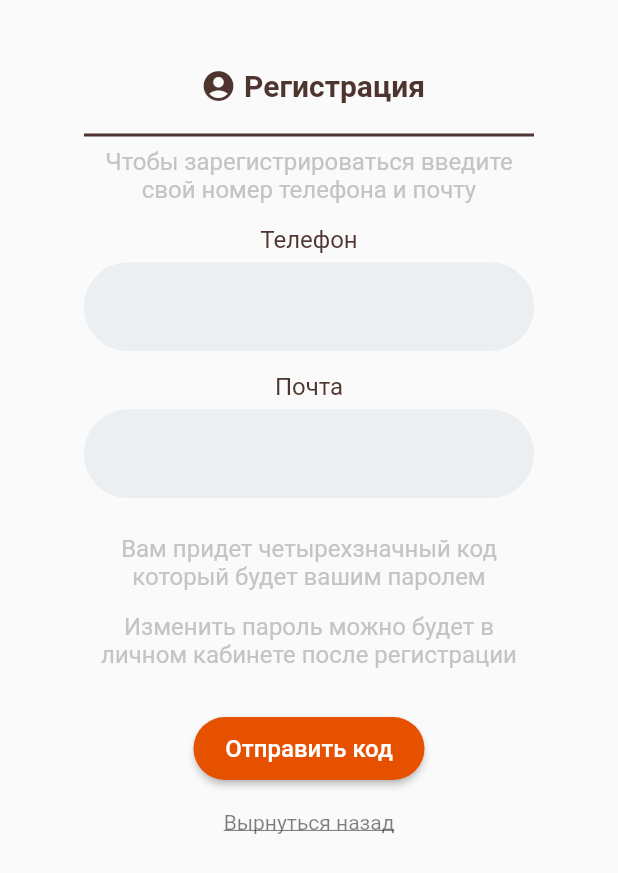
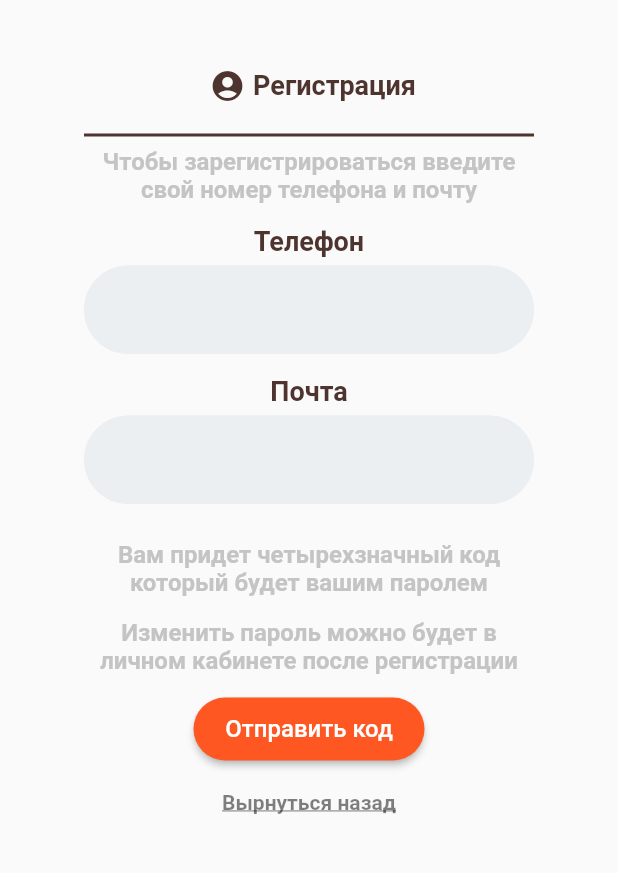
Before and after one commit to 1bemo/auth_page1, a Flutter app: the RegistrationPage screen opened by its route, on a phone screen of 412 x 824 dp. Shown: the top 873 px of the screen. Run offline on Flutter 3.47's test engine with Material 2 defaults, Android fonts, the phone set to English and light mode, and no system bars; missing offline and left inert: sliding_switch; Roboto replaces fonts that are missing (Georgia).

Commit message:
экран регистрации прикручен к темам

```diff
--- a/lib/screens/registration_page.dart
+++ b/lib/screens/registration_page.dart
@@ -1,10 +1,5 @@
+import 'package:auth_page/utils/global_theme.dart';
 import 'package:flutter/material.dart';
-
-//--color[900]
-const _colorOrangeDeep = Color(0xffe65100);
-
-//--color dark brown
-const _colorBrownDark = Color(0xff4e342e);
 
 class RegistrationPage extends StatelessWidget {
   const RegistrationPage({Key? key}) : super(key: key);
@@ -36,12 +31,12 @@ class RegistrationPage extends StatelessWidget {
                       Container(
                         padding: const EdgeInsets.all(5),
                         child: const Icon(
-                          Icons.account_circle_rounded,color: _colorBrownDark,
+                          Icons.account_circle_rounded,color: colorBrownDark,
                         ),
                       ),
-                      const Text(
+                      Text(
                         'Регистрация',
-                        style: TextStyle(fontWeight: FontWeight.bold, fontSize: 20, color: _colorBrownDark),
+                        style: Theme.of(context).textTheme.headline1,
                       ),
                     ],
                   ),
@@ -51,7 +46,7 @@ class RegistrationPage extends StatelessWidget {
                 Container(
                   margin: const EdgeInsets.only(top: 15, bottom: 7),
                   height: 2,
-                  color: _colorBrownDark,
+                  color: colorBrownDark,
                 ),
 
                 //Текст подсказка
@@ -68,9 +63,9 @@ class RegistrationPage extends StatelessWidget {
                 Container(
                   margin: const EdgeInsets.only(top: 14, bottom: 6),
                   child:
-                    const Text(
+                    Text(
                       'Телефон',
-                      style: TextStyle(fontSize: 16, color: _colorBrownDark),
+                      style: Theme.of(context).textTheme.headline1,
                     ),
                 ),
 
@@ -91,9 +86,9 @@ class RegistrationPage extends StatelessWidget {
                 Container(
                   margin: const EdgeInsets.only(top: 14, bottom: 6),
                   child:
-                  const Text(
+                  Text(
                     'Почта',
-                    style: TextStyle(fontSize: 16, color: _colorBrownDark),
+                    style: Theme.of(context).textTheme.headline1,
                   ),
                 ),
 
@@ -120,7 +115,7 @@ class RegistrationPage extends StatelessWidget {
 
                 //подсказка 2
                 Container(
-                  margin: const EdgeInsets.only(bottom: 32),
+                  margin: const EdgeInsets.only(bottom: 15),
                   child: const Text(
                     'Изменить пароль можно будет в личном кабинете после регистрации',
                     textAlign: TextAlign.center,
@@ -136,7 +131,7 @@ class RegistrationPage extends StatelessWidget {
                     onPressed: (){},
                     child: const Text('Отправить код', style: TextStyle(fontSize: 16),),
                     style: ElevatedButton.styleFrom(
-                      primary: _colorOrangeDeep,
+                      primary: Theme.of(context).colorScheme.primary,
                       shape: RoundedRectangleBorder(
                         borderRadius: BorderRadius.circular(22),
                       ),
--- a/lib/utils/global_theme.dart
+++ b/lib/utils/global_theme.dart
@@ -1,6 +1,7 @@
 import 'package:flutter/material.dart';
 
 const colorBrownDark = Color(0xff4e342e); //--color dark brown
+const colorBrownLight = Color(0xffe6b1a5);
 const iconBrownColor = colorBrownDark;  //--цвет иконок и разделителей
 const snackBarColor = Color(0xff4e342e); //--цвет снекБара
 
@@ -16,6 +17,7 @@ ThemeData globalOrangeTheme() => ThemeData(
     ),
 
     textTheme: const TextTheme( //--тема текста
+      //______Для Светлой Темы______//
       //--большие заголовки
       headline1: TextStyle(fontSize: 18, fontWeight: FontWeight.bold, color: colorBrownDark,),
       //--заголовки
@@ -24,5 +26,16 @@ ThemeData globalOrangeTheme() => ThemeData(
       headline3: TextStyle(fontSize: 24, color: colorBrownDark,),
       //--стиль основоного текста
       bodyText1: TextStyle(fontSize: 14, color: colorBrownDark, fontWeight: FontWeight.bold),
+
+      //______Для Темной Темы______//
+      //--большие заголовки
+      headline4: TextStyle(fontSize: 18, fontWeight: FontWeight.bold, color: colorBrownLight,),
+      //--заголовки
+      headline5: TextStyle(fontSize: 18, color: colorBrownLight,),
+      //--большие заголовки
+      headline6: TextStyle(fontSize: 24, color: colorBrownLight,),
+      //--стиль основоного текста
+      bodyText2: TextStyle(fontSize: 14, color: colorBrownLight, fontWeight: FontWeight.bold),
+
     )
 );
```
